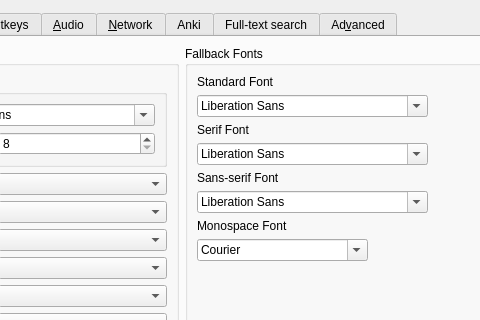
This is src/ui/preferences.ui in xiaoyifang/goldendict-ng as Qt 5 draws it before an edit; both pictures show x 212 to 692 and y 0 to 320 of the 788 by 588 pixel window. The edited form follows.
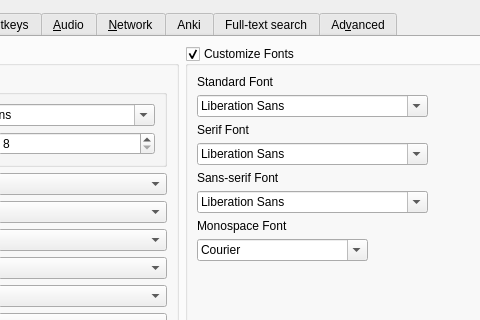
This is the edited form. The open tabs and pages were chosen to show the change. Icons and pictures are not drawn.

Commit message:
feat(ui): make Fallback Fonts group box checkable with useFallbackFonts config (#2987)
* feat(ui): make Fallback Fonts group box checkable with useFallbackFonts config

* feat(ui): rename "Fallback Fonts" to "Customize Fonts"

Align with Chrome's font settings naming convention for better user
recognition.

* [autofix.ci] apply automated fixes

---------

Diff of the .ui file:
```diff
--- a/src/ui/preferences.ui
+++ b/src/ui/preferences.ui
@@ -532,7 +532,10 @@
             <string>These fonts will be applied when the fonts specified by a dictionary are not found.</string>
            </property>
            <property name="title">
-            <string>Fallback Fonts</string>
+            <string>Customize Fonts</string>
+           </property>
+           <property name="checkable">
+            <bool>true</bool>
            </property>
            <layout class="QVBoxLayout" name="verticalLayout_24">
             <item>
```
Left out of the diff: 2 changed lines with no effect on the pictures. The commit also changes 5 other files.
